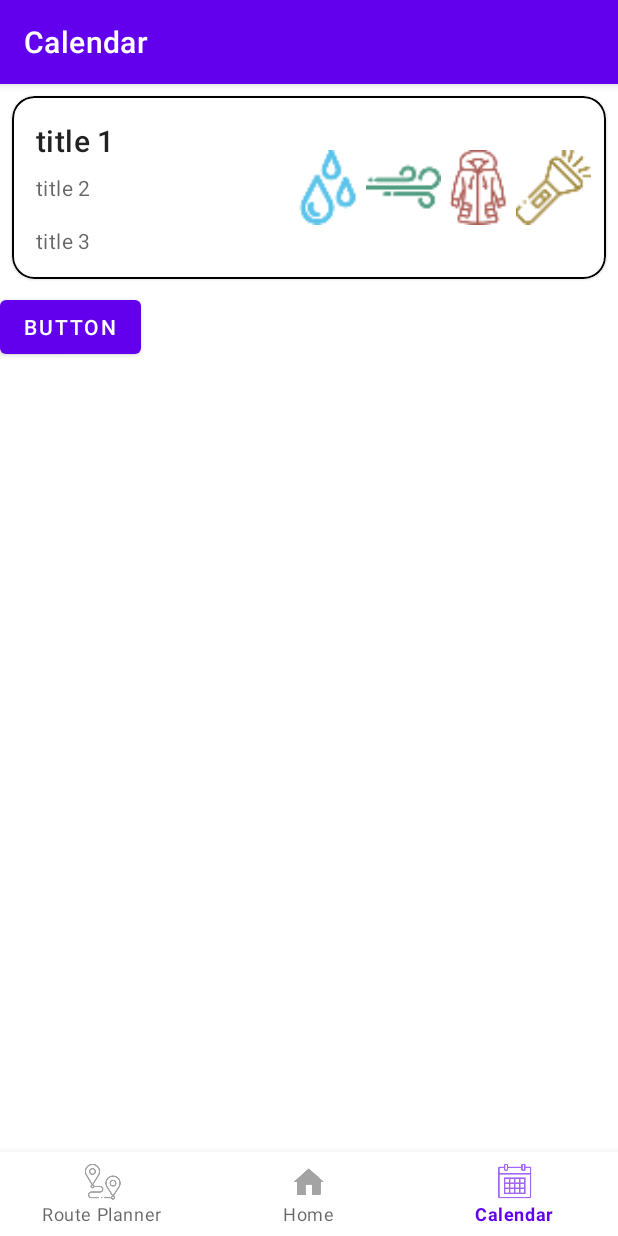
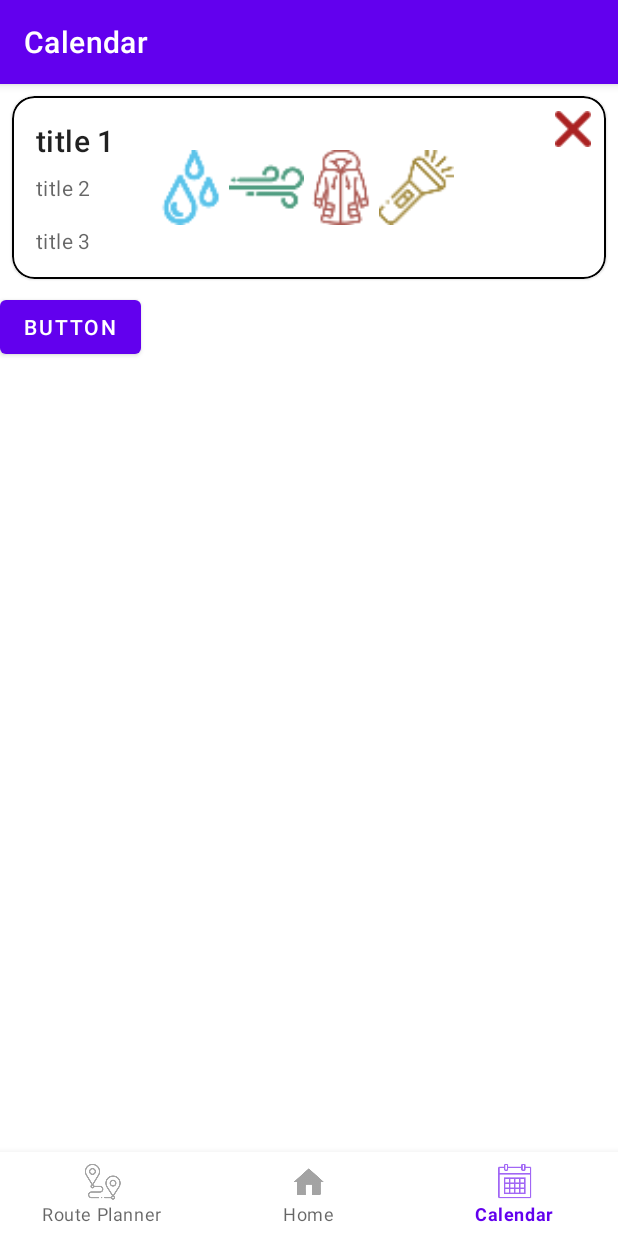
Before and after one commit to matefehervari/InteractionDesign, an Android app: the CalendarFragment screen opened through its navigation route, on a phone screen of 412 x 824 dp. Run offline under Robolectric (Android 15) with nearby library versions, the phone set to English and light mode, and no system bars; our stand-ins replace Volley, navigation-ui.

Commit message:
Added delete buttons to calendar events

```diff
--- a/app/src/main/res/layout/fragment_calendar.xml
+++ b/app/src/main/res/layout/fragment_calendar.xml
@@ -65,32 +65,47 @@
                     android:padding="10dp">
 
                     <ImageView
+                        android:id="@+id/rain_icon"
                         android:layout_width="50dp"
                         android:layout_height="fill_parent"
-                        android:layout_toLeftOf="@id/wind_icon"
+                        android:layout_alignParentLeft="true"
                         android:src="@drawable/rain_indicator_icon" />
 
                     <ImageView
                         android:id="@+id/wind_icon"
                         android:layout_width="50dp"
                         android:layout_height="fill_parent"
-                        android:layout_toLeftOf="@id/coat_icon"
+                        android:layout_toRightOf="@id/rain_icon"
                         android:src="@drawable/wind_indicator_icon" />
 
                     <ImageView
                         android:id="@+id/coat_icon"
                         android:layout_width="50dp"
                         android:layout_height="fill_parent"
-                        android:layout_toLeftOf="@id/light_icon"
+                        android:layout_toRightOf="@id/wind_icon"
                         android:src="@drawable/coat_indicator_icon" />
 
                     <ImageView
                         android:id="@+id/light_icon"
                         android:layout_width="50dp"
                         android:layout_height="fill_parent"
+                        android:layout_toRightOf="@id/coat_icon"
+                        android:src="@drawable/light_indicator_icon" />
+
+                    <ImageButton
+                        android:layout_width="wrap_content"
+                        android:layout_height="wrap_content"
+                        android:background="@drawable/close"
+                        android:backgroundTint="@color/red"
+                        android:padding="5dp"
                         android:layout_alignParentRight="true"
-                        android:src="@drawable/light_indicator_icon" />
+                        android:layout_alignParentTop="true">
+                    </ImageButton>
+
                 </RelativeLayout>
+
+
+
             </LinearLayout>
         </com.google.android.material.card.MaterialCardView>
 
--- a/app/src/main/res/values/colors.xml
+++ b/app/src/main/res/values/colors.xml
@@ -7,6 +7,7 @@
     <color name="teal_700">#FF018786</color>
     <color name="black">#FF000000</color>
     <color name="white">#FFFFFFFF</color>
+    <color name="red">#AA2222</color>
 
     <color name="rain_indicator_on">#FF2D94BA</color>
     <color name="wind_indicator_on">#FF29775B</color>
```
Also changed, not shown: app/src/main/java/com/example/interactiondesigngroup19/ui/calendar/CalendarFragment.java (+28 -14 lines), app/src/main/res/drawable/close.png (added), app/src/main/res/drawable/event_delete_icon.png (deleted).
